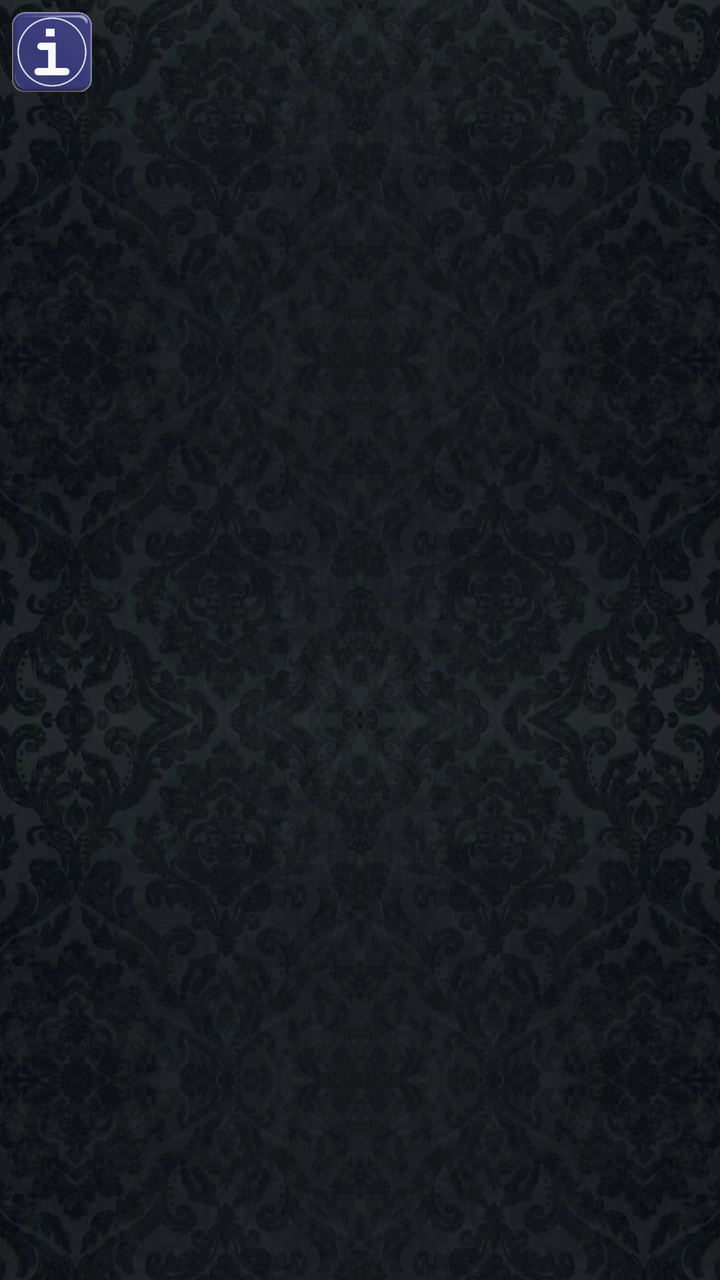
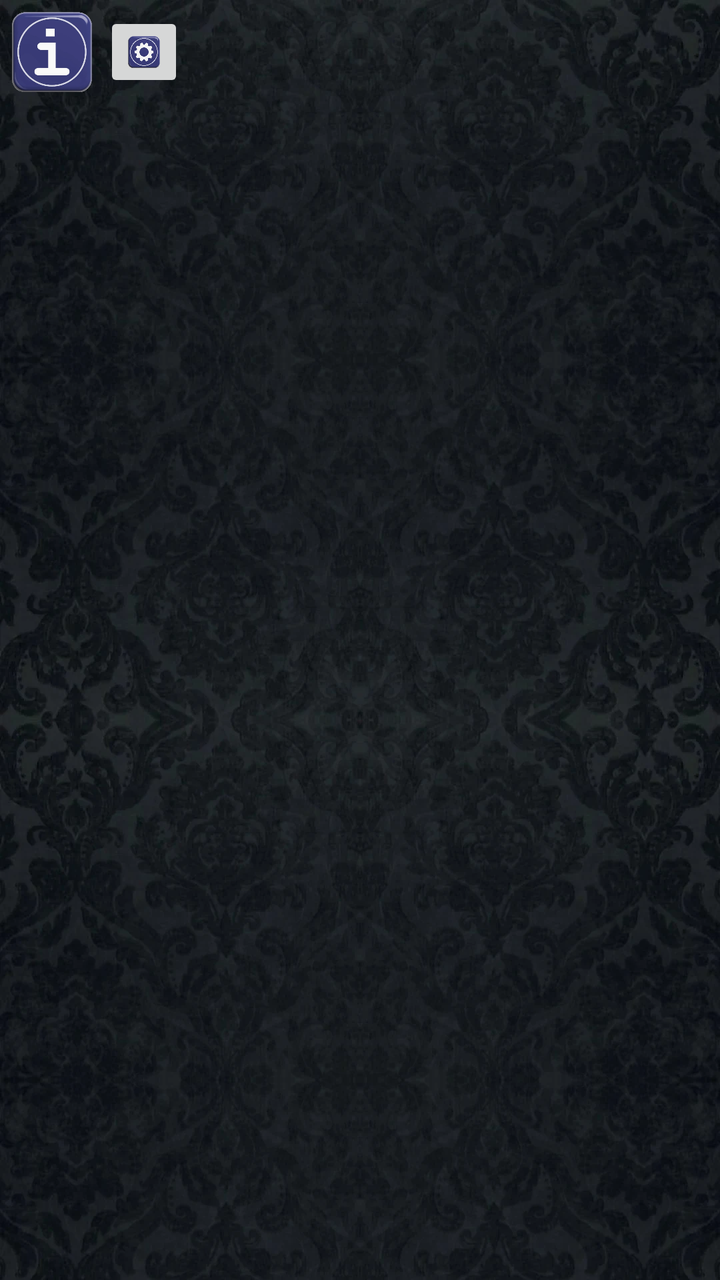

Before-and-after screenshots of an Android layout around one commit, followed by the original layout XML and the change that was made.
<!-- AndroidManifest.xml: application theme Theme.Scopa -->
<!-- res/layout/activity_tresette.xml -->
<?xml version="1.0" encoding="utf-8"?>
<androidx.constraintlayout.widget.ConstraintLayout
    xmlns:android="http://schemas.android.com/apk/res/android"
    xmlns:app="http://schemas.android.com/apk/res-auto"
    android:layout_width="match_parent"
    android:layout_height="match_parent"
    android:background="@drawable/bg_velvet">

    <LinearLayout
        android:layout_width="match_parent"
        android:layout_height="match_parent"
        android:orientation="vertical"
        android:paddingStart="8dp"
        android:paddingEnd="8dp">

        
        <FrameLayout
            android:id="@+id/botHandBox"
            android:layout_width="match_parent"
            android:layout_height="wrap_content">

            <LinearLayout
                android:id="@+id/botHand"
                android:layout_width="wrap_content"
                android:layout_height="wrap_content"
                android:layout_gravity="center_horizontal"
                android:orientation="horizontal" />
        </FrameLayout>

        <TextView
            android:id="@+id/botScore"
            android:layout_width="match_parent"
            android:layout_height="wrap_content"
            android:layout_marginTop="4dp"
            android:gravity="center"
            android:textColor="@color/silver"
            android:textSize="15sp"
            android:textStyle="bold"
            android:shadowColor="#000000" android:shadowDy="2" android:shadowRadius="4" />

        <LinearLayout
            android:layout_width="match_parent"
            android:layout_height="0dp"
            android:layout_weight="1"
            android:gravity="center"
            android:orientation="vertical">

            
            <FrameLayout
                android:layout_width="match_parent"
                android:layout_height="wrap_content">

                <FrameLayout
                    android:id="@+id/deckBox"
                    android:layout_width="wrap_content"
                    android:layout_height="wrap_content"
                    android:layout_gravity="start|center_vertical" />

                <LinearLayout
                    android:id="@+id/trickRow"
                    android:layout_width="wrap_content"
                    android:layout_height="wrap_content"
                    android:layout_gravity="center"
                    android:gravity="center"
                    android:orientation="horizontal" />
            </FrameLayout>

            <TextView
                android:id="@+id/txtStatus"
                android:lines="1"
                android:layout_width="wrap_content"
                android:layout_height="wrap_content"
                android:layout_marginTop="10dp"
                android:textColor="@color/silver"
                android:textSize="15sp"
                android:textStyle="bold"
                android:shadowColor="#000000" android:shadowDy="2" android:shadowRadius="4" />

        </LinearLayout>

        <FrameLayout
            android:id="@+id/youHandBox"
            android:layout_width="match_parent"
            android:layout_height="wrap_content">

            
            <LinearLayout
                android:id="@+id/youHand"
                android:layout_width="wrap_content"
                android:layout_height="wrap_content"
                android:layout_gravity="center_horizontal"
                android:orientation="vertical" />
        </FrameLayout>

        <TextView
            android:id="@+id/youScore"
            android:layout_width="match_parent"
            android:layout_height="wrap_content"
            android:layout_marginTop="4dp"
            android:layout_marginBottom="8dp"
            android:gravity="center"
            android:textColor="@color/silver"
            android:textSize="15sp"
            android:textStyle="bold"
            android:shadowColor="#000000" android:shadowDy="2" android:shadowRadius="4" />
    </LinearLayout>

    <FrameLayout
        android:id="@+id/overlay"
        android:layout_width="match_parent"
        android:layout_height="match_parent"
        android:clickable="false"
        android:focusable="false"
        app:layout_constraintTop_toTopOf="parent"
        app:layout_constraintBottom_toBottomOf="parent"
        app:layout_constraintStart_toStartOf="parent"
        app:layout_constraintEnd_toEndOf="parent" />


    
    <ImageButton
        android:id="@+id/btnInfo"
        android:layout_width="40dp"
        android:layout_height="40dp"
        android:layout_margin="6dp"
        android:background="@android:color/transparent"
        android:contentDescription="@string/cd_info"
        android:scaleType="fitCenter"
        android:src="@drawable/btn_info"
        app:layout_constraintTop_toTopOf="parent"
        app:layout_constraintStart_toStartOf="parent" />

</androidx.constraintlayout.widget.ConstraintLayout>
<!-- resources referenced by this layout -->
<resources>
  <color name="silver">#C8D0DC</color>
  <!-- drawable bg_velvet (drawable) -->
  <?xml version="1.0" encoding="utf-8"?>
  <layer-list xmlns:android="http://schemas.android.com/apk/res/android">
      <item android:drawable="@color/velvet_base" />
      <item>
          <bitmap android:src="@drawable/velvet" android:tileMode="repeat" android:dither="true" />
      </item>
  </layer-list>
  <!-- drawable btn_info: webp bitmap (drawable-nodpi, 13626 bytes) -->
  <string name="cd_info">Informazioni</string>
  <style name="Theme.Scopa" parent="Theme.MaterialComponents.DayNight.NoActionBar">
          <item name="colorPrimary">@color/navy_mid</item>
          <item name="colorPrimaryVariant">@color/navy_deep</item>
          <item name="colorOnPrimary">@color/celeste_light</item>
          <item name="colorSecondary">@color/gold</item>
          <item name="android:statusBarColor" tools:targetApi="l">@color/navy_deep</item>
          <item name="alertDialogTheme">@style/DarkAlertDialog</item>
          <item name="materialAlertDialogTheme">@style/DarkAlertDialog</item>
      </style>
  <color name="velvet_base">#0A1018</color>
  <!-- drawable velvet: webp bitmap (drawable-nodpi, 65120 bytes) -->
  <color name="navy_mid">#23477E</color>
  <color name="navy_deep">#0C1626</color>
  <color name="celeste_light">#D7EAF6</color>
  <color name="gold">#E9C24C</color>
  <style name="DarkAlertDialog" parent="Theme.MaterialComponents.Dialog.Alert">
          <item name="colorSurface">@color/navy</item>
          <item name="android:colorBackground">@color/navy</item>
          <item name="colorOnSurface">@color/silver</item>
          <item name="android:textColorPrimary">@color/silver</item>
          <item name="android:textColorSecondary">@color/silver</item>
          <item name="colorPrimary">@color/silver</item>
      </style>
  <color name="navy">#14294A</color>
</resources>

<!-- the commit's change to res/layout/activity_tresette.xml (unified diff, before → after) -->
@@ -129,5 +129,17 @@
         android:src="@drawable/btn_info"
         app:layout_constraintTop_toTopOf="parent"
         app:layout_constraintStart_toStartOf="parent" />
+    
+    <ImageButton
+        android:id="@+id/btnSettings"
+        android:layout_width="40dp"
+        android:layout_height="40dp"
+        android:layout_margin="6dp"
+        android:contentDescription="@string/cd_settings"
+        android:scaleType="fitCenter"
+        android:src="@drawable/btn_settings"
+        app:layout_constraintTop_toTopOf="parent"
+        app:layout_constraintStart_toEndOf="@id/btnInfo" />
+
 
 </androidx.constraintlayout.widget.ConstraintLayout>
<!-- resource entries referenced after the edit -->
@@ -10,7 +10,9 @@
       </item>
   </layer-list>
   <!-- drawable btn_info: webp bitmap (drawable-nodpi, 13626 bytes) -->
+  <!-- drawable btn_settings: webp bitmap (drawable-nodpi, 16520 bytes) -->
   <string name="cd_info">Informazioni</string>
+  <string name="cd_settings">Impostazioni</string>
   <style name="Theme.Scopa" parent="Theme.MaterialComponents.DayNight.NoActionBar">
           <item name="colorPrimary">@color/navy_mid</item>
           <item name="colorPrimaryVariant">@color/navy_deep</item>
